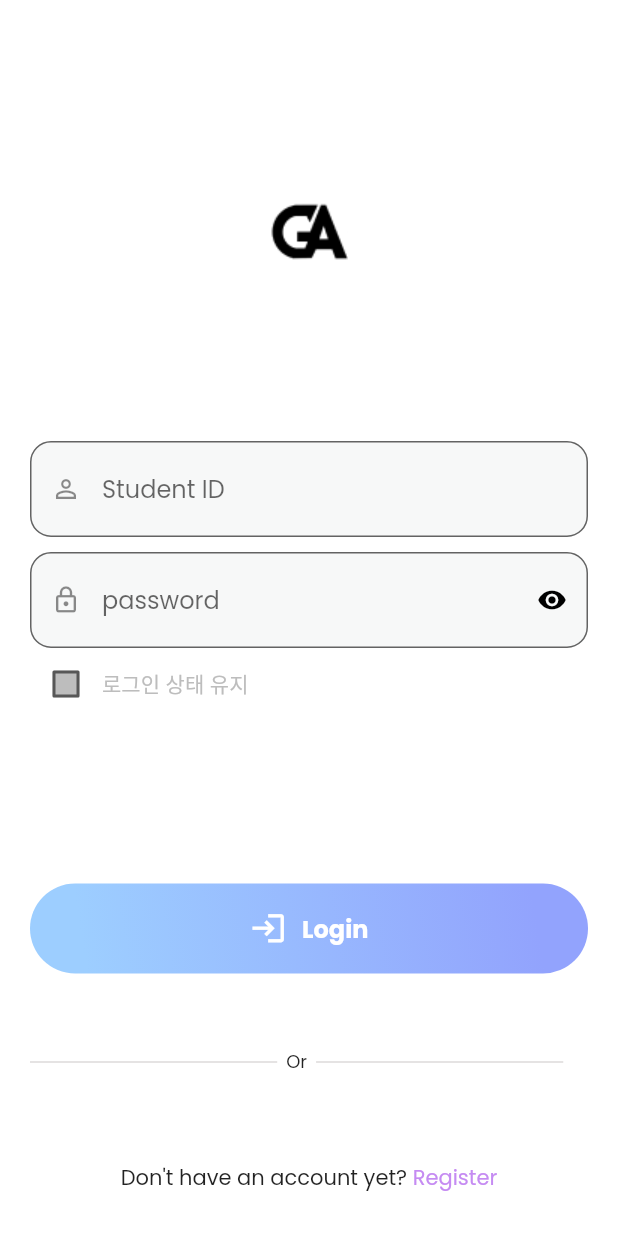
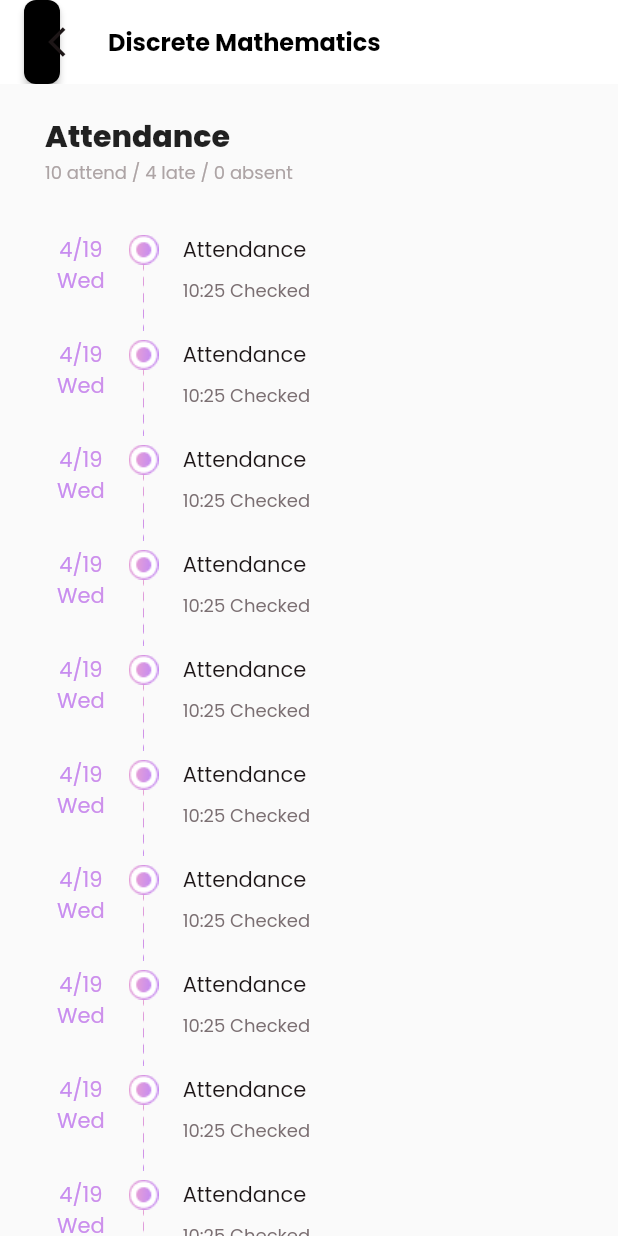
Before and after one commit to y00njaekim/gdsc-gist-2023-hackathon, a Flutter app: the screen it shows after launch, on a phone screen of 412 x 824 dp. Run offline on Flutter 3.47's test engine with Material 2 defaults, Android fonts, the phone set to English and light mode, and no system bars; our stand-ins replace device_info_plus, dio, flutter_riverpod, freezed_annotation, geolocator, shared_preferences; missing offline and left inert: network_info_plus; project files that could hold a hidden picture were left out.

Commit message:
Feat: 과목 세부 출석  화면 구성 완료 (#15)

```diff
--- a/lib/main.dart
+++ b/lib/main.dart
@@ -2,7 +2,7 @@
 
 import 'package:device_info_plus/device_info_plus.dart';
 import 'package:flutter/material.dart';
-import 'package:ga/screens/login.dart';
+import 'package:ga/screens/detail_attendance_screen.dart';
 
 void main() {
   runApp(const MyApp());
@@ -30,7 +30,7 @@
         fontFamily: 'Poppins',
         primarySwatch: Colors.blue,
       ),
-      home: const LoginScreen(),
+      home: const DetailAttendanceScreen(),
     );
   }
 }
--- /dev/null
+++ b/lib/screens/detail_attendance_screen.dart
@@ -0,0 +1,340 @@
+import 'package:flutter/material.dart';
+import 'package:flutter_riverpod/flutter_riverpod.dart';
+
+class DetailAttendanceScreen extends ConsumerStatefulWidget {
+  const DetailAttendanceScreen({Key? key}) : super(key: key);
+
+  @override
+  DetailAttendanceScreenState createState() => DetailAttendanceScreenState();
+}
+
+class DetailAttendanceScreenState
+    extends ConsumerState<DetailAttendanceScreen> {
+  @override
+  void initState() {
+    super.initState();
+  }
+
+  @override
+  void dispose() {
+    super.dispose();
+  }
+
+  @override
+  Widget build(BuildContext context) {
+    return Scaffold(
+      appBar: AppBar(
+        leading: Container(
+          margin: const EdgeInsets.symmetric(horizontal: 16.0),
+          child: ElevatedButton(
+            onPressed: () {
+              Navigator.pop(context);
+            },
+            style: TextButton.styleFrom(
+              backgroundColor: Colors.black,
+              // backgroundColor: const Color(0xffF7F8F8),
+              shape: RoundedRectangleBorder(
+                borderRadius: BorderRadius.circular(8.0),
+              ),
+            ),
+            child: const Icon(
+              Icons.arrow_back_ios,
+              color: Color(0xff1D1617),
+            ),
+          ),
+        ),
+        elevation: 0,
+        backgroundColor: Colors.white,
+        title: const Text(
+          'Discrete Mathematics',
+          style: TextStyle(
+            color: Colors.black,
+            fontSize: 16,
+            fontWeight: FontWeight.w700,
+          ),
+        ),
+      ),
+      body: SingleChildScrollView(
+        scrollDirection: Axis.vertical,
+        child: Center(
+          child: SizedBox(
+            width: MediaQuery.of(context).size.width - 60,
+            child: Container(
+              alignment: Alignment.center,
+              child: Column(
+                children: [
+                  _buildAbstract(),
+                  Container(
+                    height: 20,
+                  ),
+                  _buildDetailAttendance(),
+                ],
+              ),
+            ),
+          ),
+        ),
+      ),
+    );
+  }
+
+  Widget _buildAbstract() {
+    return Center(
+      child: Column(
+        children: [
+          Container(
+            height: 20,
+          ),
+          const Align(
+            alignment: Alignment.centerLeft,
+            child: Text(
+              'Attendance',
+              style: TextStyle(
+                fontSize: 20,
+                fontWeight: FontWeight.w800,
+              ),
+            ),
+          ),
+          const Align(
+            alignment: Alignment.centerLeft,
+            child: Text(
+              '10 attend / 4 late / 0 absent',
+              style: TextStyle(
+                color: Color(0xffADA4A5),
+                fontSize: 12,
+                fontWeight: FontWeight.w400,
+              ),
+            ),
+          ),
+        ],
+      ),
+    );
+  }
+
+  Widget _buildDetailAttendance() {
+    List<String> items = [
+      '두러운뜨마락망가',
+      '아마도사스끼쩜마',
+      '코노하나미니치와',
+      '토모다치유지니에',
+      '벤이소시오프란치',
+      '노점상의귀환오징',
+      '케밥을사랑한여자',
+      '메탈기어소리다카',
+      '페인터오브라이트',
+      '어나더우드라이브'
+    ];
+    return Container(
+      child: Padding(
+        padding: const EdgeInsets.only(top: 12.0),
+        child: Container(
+          child: ListView.separated(
+            physics: const NeverScrollableScrollPhysics(),
+            shrinkWrap: true,
+            scrollDirection: Axis.vertical,
+            itemCount: items.length,
+            separatorBuilder: (context, index) => const Divider(
+              height: 5,
+              color: Colors.transparent,
+            ),
+            itemBuilder: (context, index) {
+              return _buildAttendanceItem(items, index);
+            },
+          ),
+        ),
+      ),
+    );
+  }
+
+  SizedBox _buildAttendanceItem(List<String> items, int index) {
+    bool isLate = false;
+    String date = '4/19';
+    String dayOfWeek = 'Wed';
+    String msgForLate = 'No Attendance Check';
+    String msgForAttend = '10:25 Checked';
+    return isLate == true
+        ? SizedBox(
+            height: 65,
+            child: Row(
+              children: [
+                Padding(
+                  padding: const EdgeInsets.symmetric(horizontal: 8.0),
+                  child: Column(
+                    mainAxisAlignment: MainAxisAlignment.start,
+                    children: [
+                      Container(
+                        child: Text(
+                          date,
+                          style: const TextStyle(
+                            fontSize: 14,
+                            fontWeight: FontWeight.w400,
+                            color: Color(0xffADA4A5),
+                          ),
+                        ),
+                      ),
+                      Container(
+                        child: Text(
+                          dayOfWeek,
+                          style: const TextStyle(
+                            fontSize: 14,
+                            fontWeight: FontWeight.w400,
+                            color: Color(0xffADA4A5),
+                          ),
+                        ),
+                      ),
+                    ],
+                  ),
+                ),
+                Padding(
+                  padding: const EdgeInsets.symmetric(horizontal: 8.0),
+                  child: Column(
+                    mainAxisAlignment: MainAxisAlignment.center,
+                    children: [
+                      Container(
+                        child: Image.asset(
+                          'assets/images/Circle_grey.png',
+                        ),
+                      ),
+                      Container(
+                        child: Image.asset(
+                          'assets/images/Line_grey.png',
+                        ),
+                      ),
+                    ],
+                  ),
+                ),
+                Padding(
+                  padding: const EdgeInsets.symmetric(horizontal: 8.0),
+                  child: Column(
+                    crossAxisAlignment: CrossAxisAlignment.start,
+                    mainAxisAlignment: MainAxisAlignment.start,
+                    children: [
+                      Container(
+                        child: const Text(
+                          'Late',
+                          style: TextStyle(
+                            fontSize: 14,
+                            fontWeight: FontWeight.w400,
+                            color: Color(0xff1D1617),
+                          ),
+                        ),
+                      ),
+                      Container(
+                        height: 8,
+                      ),
+                      Container(
+                        child: Text(
+                          msgForLate,
+                          style: const TextStyle(
+                            fontSize: 12,
+                            fontWeight: FontWeight.w400,
+                            color: Color(0xff7B6F72),
+                          ),
+                        ),
+                      ),
+                    ],
+                  ),
+                ),
+              ],
+            ),
+          )
+        : SizedBox(
+            height: 65,
+            child: Row(
+              children: [
+                Padding(
+                  padding: const EdgeInsets.symmetric(horizontal: 8.0),
+                  child: Column(
+                    mainAxisAlignment: MainAxisAlignment.start,
+                    children: [
+                      Container(
+                        child: Text(
+                          date,
+                          style: TextStyle(
+                            fontSize: 14,
+                            fontWeight: FontWeight.w400,
+                            foreground: Paint()
+                              ..shader = const LinearGradient(
+                                colors: <Color>[
+                                  Color(0xffC58BF2),
+                                  Color(0xffEEA4CE),
+                                ],
+                              ).createShader(
+                                  const Rect.fromLTWH(0.0, 0.0, 200.0, 100.0)),
+                          ),
+                        ),
+                      ),
+                      Container(
+                        child: Text(
+                          dayOfWeek,
+                          style: TextStyle(
+                            fontSize: 14,
+                            fontWeight: FontWeight.w400,
+                            foreground: Paint()
+                              ..shader = const LinearGradient(
+                                colors: <Color>[
+                                  Color(0xffC58BF2),
+                                  Color(0xffEEA4CE),
+                                ],
+                              ).createShader(
+                                  const Rect.fromLTWH(0.0, 0.0, 200.0, 100.0)),
+                          ),
+                        ),
+                      ),
+                    ],
+                  ),
+                ),
+                Padding(
+                  padding: const EdgeInsets.symmetric(horizontal: 8.0),
+                  child: Column(
+                    mainAxisAlignment: MainAxisAlignment.center,
+                    children: [
+                      Container(
+                        child: Image.asset(
+                          'assets/images/Circle_pink.png',
+                        ),
+                      ),
+                      Container(
+                        child: Image.asset(
+                          'assets/images/Line_pink.png',
+                        ),
+                      ),
+                    ],
+                  ),
+                ),
+                Padding(
+                  padding: const EdgeInsets.symmetric(horizontal: 8.0),
+                  child: Column(
+                    crossAxisAlignment: CrossAxisAlignment.start,
+                    mainAxisAlignment: MainAxisAlignment.start,
+                    children: [
+                      Container(
+                        child: const Text(
+                          'Attendance',
+                          style: TextStyle(
+                            fontSize: 14,
+                            fontWeight: FontWeight.w400,
+                            color: Color(0xff1D1617),
+                          ),
+                        ),
+                      ),
+                      Container(
+                        height: 8,
+                      ),
+                      Container(
+                        child: Text(
+                          msgForAttend,
+                          style: const TextStyle(
+                            fontSize: 12,
+                            fontWeight: FontWeight.w400,
+                            color: Color(0xff7B6F72),
+                          ),
+                        ),
+                      ),
+                    ],
+                  ),
+                ),
+              ],
+            ),
+          );
+  }
+}
```
Also changed, not shown: assets/images/Circle_grey.png (added), assets/images/Circle_pink.png (added), assets/images/Line_grey.png (added), assets/images/Line_pink.png (added).
